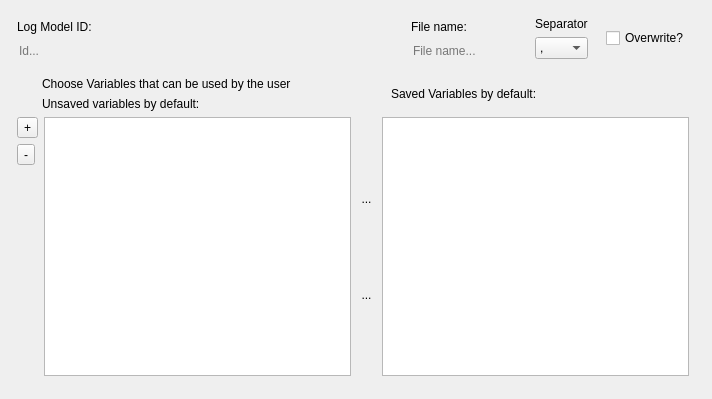
Before: the Qt Designer form source/src/editor/components/logfield.ui in ufopleds/DengueME, drawn with Qt 5.
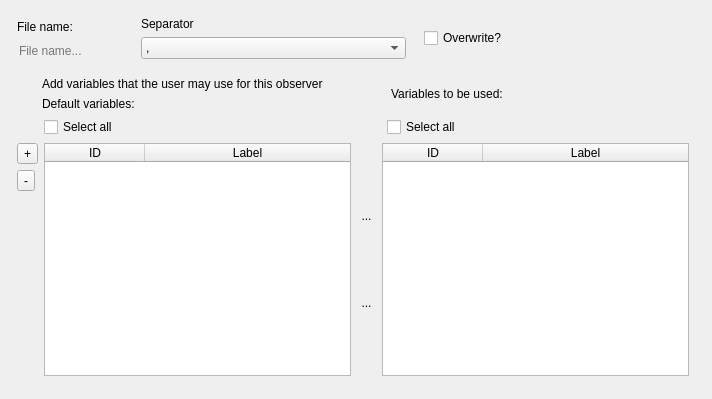
After: the same form once the commit is applied. Icons and pictures are not drawn.

```diff
--- a/source/src/editor/components/logfield.ui
+++ b/source/src/editor/components/logfield.ui
@@ -13,47 +13,11 @@
   <property name="windowTitle">
    <string>Form</string>
   </property>
-  <layout class="QHBoxLayout" name="horizontalLayout_4">
+  <layout class="QHBoxLayout" name="horizontalLayout_7">
    <item>
     <layout class="QVBoxLayout" name="verticalLayout">
      <item>
       <layout class="QHBoxLayout" name="horizontalLayout_3">
-       <item>
-        <layout class="QVBoxLayout" name="verticalLayout_3">
-         <property name="leftMargin">
-          <number>6</number>
-         </property>
-         <property name="topMargin">
-          <number>6</number>
-         </property>
-         <property name="rightMargin">
-          <number>6</number>
-         </property>
-         <property name="bottomMargin">
-          <number>6</number>
-         </property>
-         <item>
-          <widget class="QLabel" name="labelId">
-           <property name="text">
-            <string>Log Model ID:</string>
-           </property>
-          </widget>
-         </item>
-         <item>
-          <widget class="QLineEdit" name="id">
-           <property name="styleSheet">
-            <string notr="true">QLineEdit { background-color:transparent; }</string>
-           </property>
-           <property name="frame">
-            <bool>false</bool>
-           </property>
-           <property name="placeholderText">
-            <string>Id...</string>
-           </property>
-          </widget>
-         </item>
-        </layout>
-       </item>
        <item>
         <layout class="QVBoxLayout" name="vertical3">
          <property name="leftMargin">
@@ -214,7 +178,7 @@
            <item>
             <widget class="QLabel" name="upperLabel">
              <property name="text">
-              <string>Choose Variables that can be used by the user</string>
+              <string>Add variables that the user may use for this observer</string>
              </property>
              <property name="margin">
               <number>2</number>
@@ -224,7 +188,7 @@
            <item>
             <widget class="QLabel" name="labelGeneral">
              <property name="text">
-              <string>Unsaved variables by default:</string>
+              <string>Default variables:</string>
              </property>
             </widget>
            </item>
@@ -249,7 +213,57 @@
          <item>
           <widget class="QLabel" name="labelToBeUse">
            <property name="text">
-            <string>Saved Variables by default:</string>
+            <string>Variables to be used:</string>
+           </property>
+          </widget>
+         </item>
+        </layout>
+       </item>
+       <item>
+        <layout class="QHBoxLayout" name="horizontalLayout_4">
+         <item>
+          <spacer name="horizontalSpacer_4">
+           <property name="orientation">
+            <enum>Qt::Horizontal</enum>
+           </property>
+           <property name="sizeType">
+            <enum>QSizePolicy::Fixed</enum>
+           </property>
+           <property name="sizeHint" stdset="0">
+            <size>
+             <width>27</width>
+             <height>20</height>
+            </size>
+           </property>
+          </spacer>
+         </item>
+         <item>
+          <widget class="QCheckBox" name="selectDefault">
+           <property name="text">
+            <string>Select all</string>
+           </property>
+          </widget>
+         </item>
+         <item>
+          <spacer name="horizontalSpacer_3">
+           <property name="orientation">
+            <enum>Qt::Horizontal</enum>
+           </property>
+           <property name="sizeType">
+            <enum>QSizePolicy::Fixed</enum>
+           </property>
+           <property name="sizeHint" stdset="0">
+            <size>
+             <width>34</width>
+             <height>20</height>
+            </size>
+           </property>
+          </spacer>
+         </item>
+         <item>
+          <widget class="QCheckBox" name="selectUse">
+           <property name="text">
+            <string>Select all</string>
            </property>
           </widget>
          </item>
@@ -297,25 +311,26 @@
           </layout>
          </item>
          <item>
-          <widget class="QListWidget" name="defaultVarList">
-           <property name="styleSheet">
-            <string notr="true"/>
-           </property>
-           <property name="editTriggers">
-            <set>QAbstractItemView::AnyKeyPressed|QAbstractItemView::DoubleClicked|QAbstractItemView::EditKeyPressed</set>
-           </property>
-           <property name="dragEnabled">
-            <bool>true</bool>
-           </property>
-           <property name="dragDropMode">
-            <enum>QAbstractItemView::NoDragDrop</enum>
-           </property>
+          <widget class="QTableWidget" name="defaultVarList">
            <property name="selectionMode">
             <enum>QAbstractItemView::MultiSelection</enum>
            </property>
-           <property name="selectionRectVisible">
-            <bool>true</bool>
+           <property name="selectionBehavior">
+            <enum>QAbstractItemView::SelectRows</enum>
            </property>
+           <attribute name="horizontalHeaderStretchLastSection">
+            <bool>true</bool>
+           </attribute>
+           <column>
+            <property name="text">
+             <string>ID</string>
+            </property>
+           </column>
+           <column>
+            <property name="text">
+             <string>Label</string>
+            </property>
+           </column>
           </widget>
          </item>
          <item>
@@ -363,7 +378,27 @@
           </layout>
          </item>
          <item>
-          <widget class="QListWidget" name="useVarList"/>
+          <widget class="QTableWidget" name="useVarList">
+           <property name="selectionMode">
+            <enum>QAbstractItemView::MultiSelection</enum>
+           </property>
+           <property name="selectionBehavior">
+            <enum>QAbstractItemView::SelectRows</enum>
+           </property>
+           <attribute name="horizontalHeaderStretchLastSection">
+            <bool>true</bool>
+           </attribute>
+           <column>
+            <property name="text">
+             <string>ID</string>
+            </property>
+           </column>
+           <column>
+            <property name="text">
+             <string>Label</string>
+            </property>
+           </column>
+          </widget>
          </item>
         </layout>
        </item>
```
